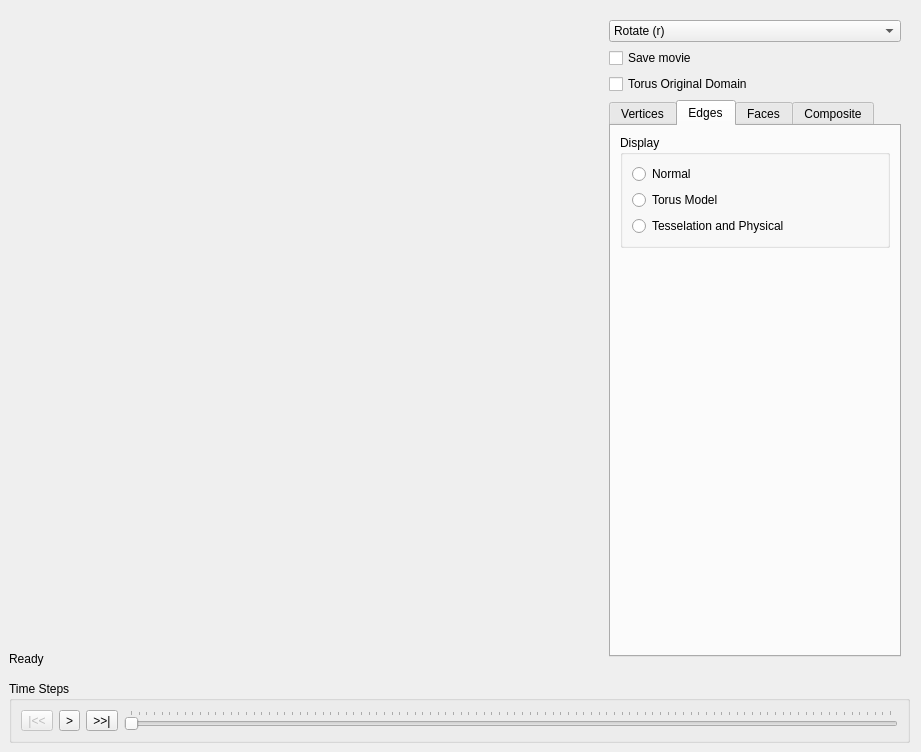
The window that Window.ui (danlipsa/foamvis) describes before a commit, drawn with Qt 5.
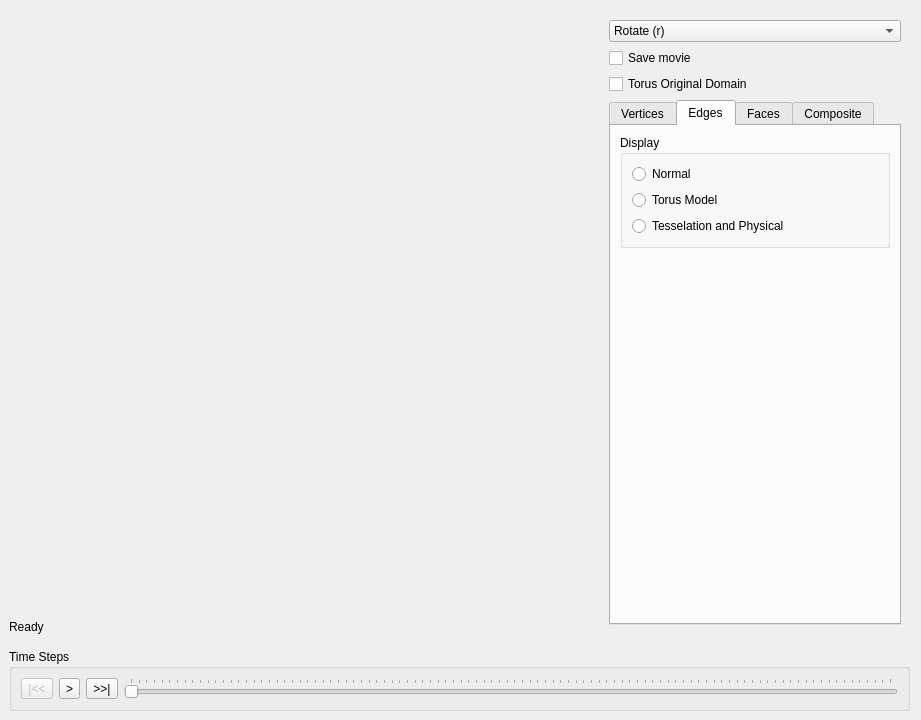
The same window after the commit. The open tabs and pages were chosen to show the change. Custom widgets are drawn as their Qt base class.

Diff of the .ui file:
```diff
--- a/Window.ui
+++ b/Window.ui
@@ -7,7 +7,7 @@
     <x>0</x>
     <y>0</y>
     <width>921</width>
-    <height>752</height>
+    <height>720</height>
    </rect>
   </property>
   <property name="sizePolicy">
@@ -68,9 +68,6 @@
          </size>
         </property>
         <layout class="QVBoxLayout" name="verticalLayout_14">
-         <property name="spacing">
-          <number>6</number>
-         </property>
          <property name="margin">
           <number>0</number>
          </property>
```
Left out of the diff: 16 changed lines with no effect on the pictures.
